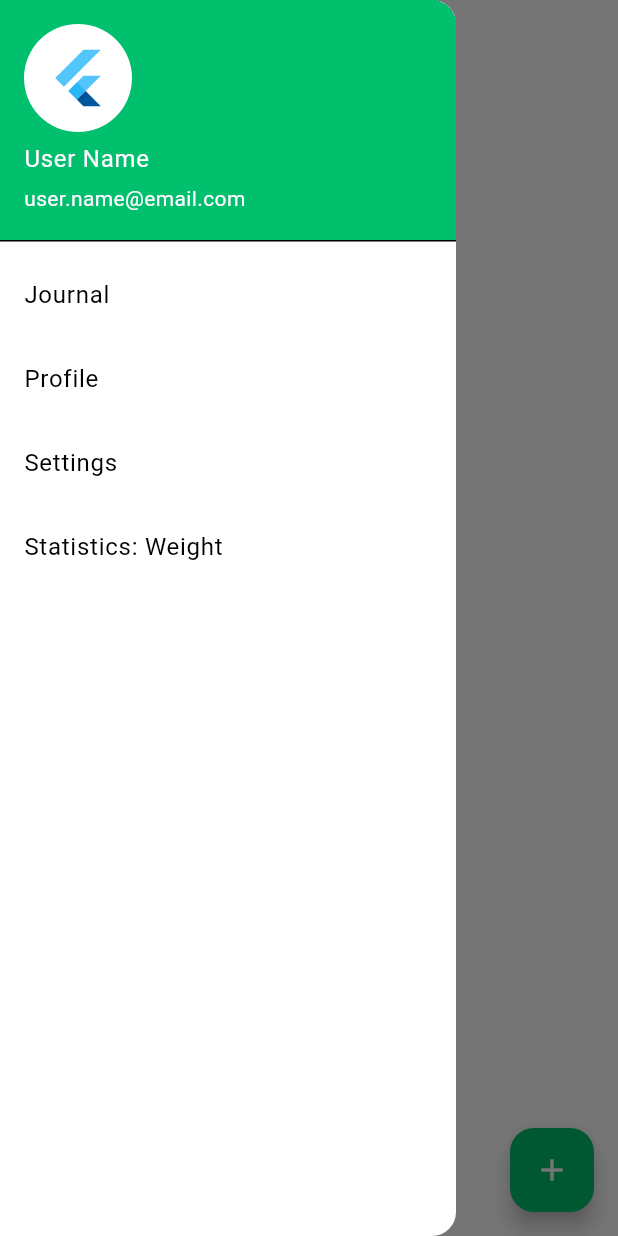
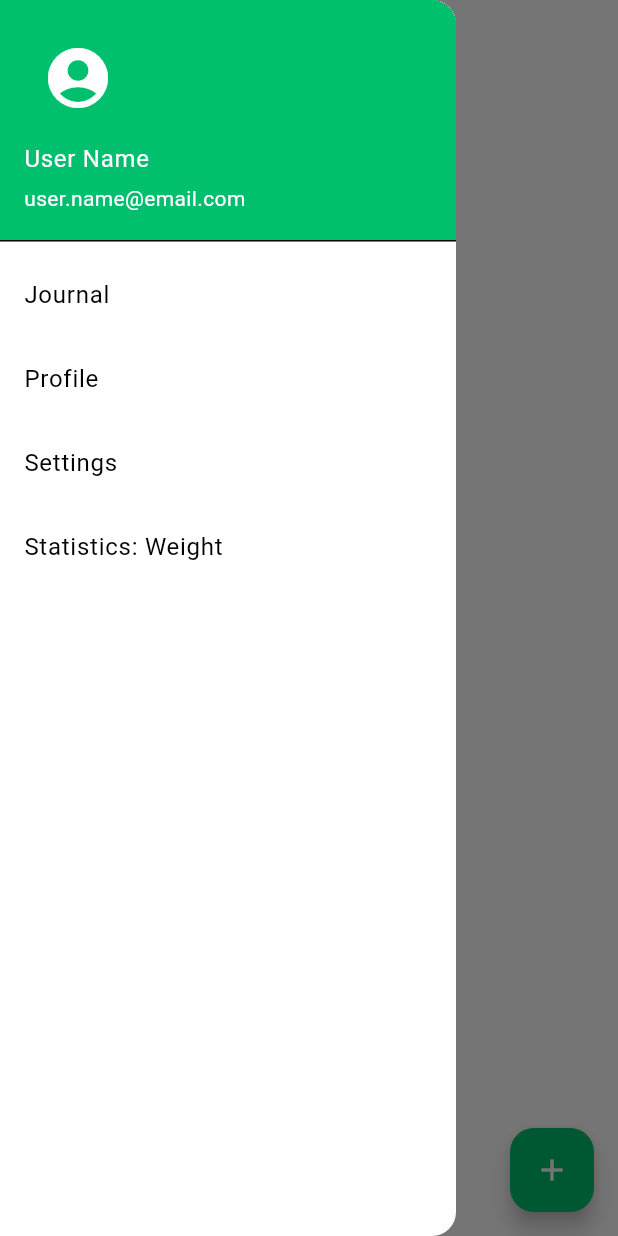
Before and after one commit to Lenanetka/healthtrack, a Flutter app: the screen it shows after launch, with the side drawer open, on a phone screen of 412 x 824 dp. Run offline on Flutter 3.47's test engine with Material 3 defaults, Android fonts, the phone set to English and light mode, and no system bars; our stand-ins replace drift, fl_chart, shared_preferences; accounts and stored records are empty; generated files the repository leaves out were written again.

Commit message:
Change profile icon

```diff
--- a/lib/widgets/navigation.dart
+++ b/lib/widgets/navigation.dart
@@ -35,9 +35,10 @@ class NavigationState extends State<Navigation> {
     return const UserAccountsDrawerHeader(
       accountName: Text('User Name'),
       accountEmail: Text('user.name@email.com'),
-      currentAccountPicture: CircleAvatar(
-        backgroundColor: Colors.white,
-        child: FlutterLogo(size: 42.0), //Text('A')
+      currentAccountPicture: Icon(
+        Icons.account_circle,
+        size: 48.0,
+        color: Colors.white,
       ),
     );
   }
```
